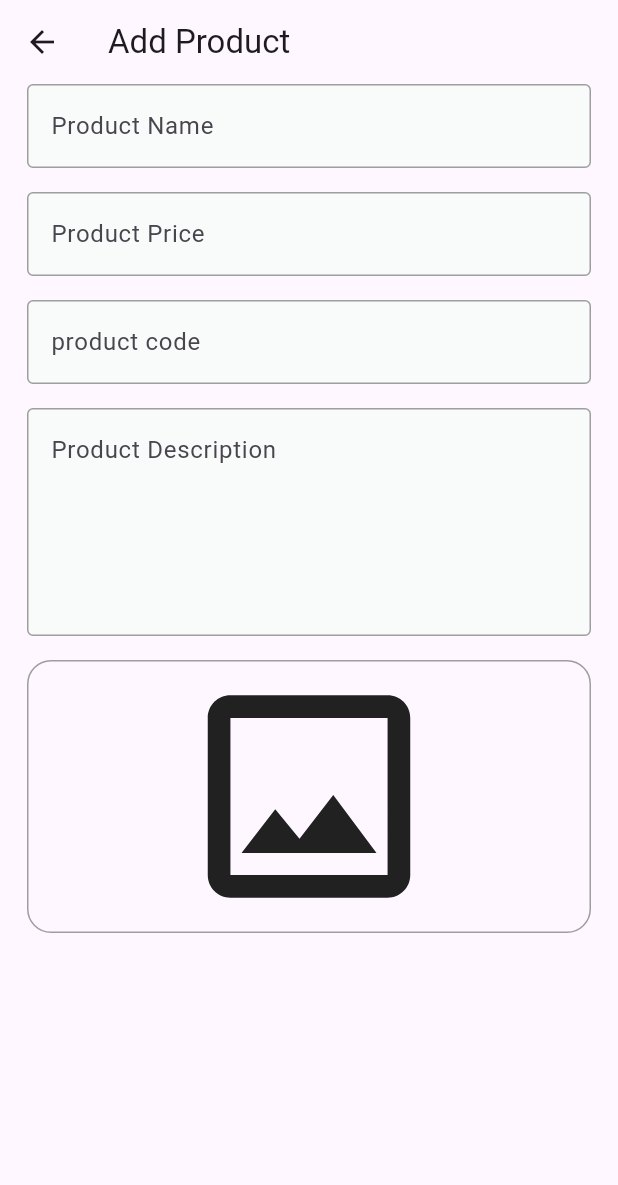
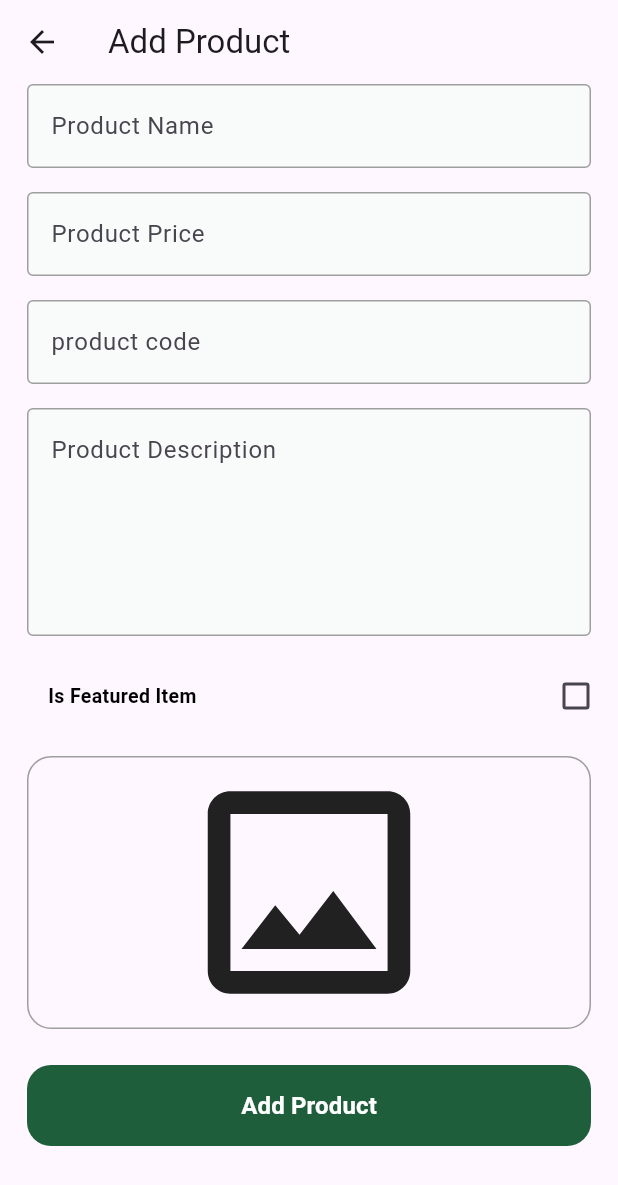
Before and after one commit to MohamedFares09/Fruits-App-Dashboard, a Flutter app: the AddProductView screen opened by its route, on a phone screen of 412 x 824 dp. Shown: the top 1185 px of the screen. Run offline on Flutter 3.47's test engine with Material 3 defaults, Android fonts, the light colour scheme and no system bars; drawn by our look-alikes of skeletonizer; our stand-ins replace firebase_core, image_picker; accounts and stored records are empty.

Commit message:
add class product entity

```diff
--- /dev/null
+++ b/lib/constants.dart
@@ -0,0 +1,4 @@
+const kIsOnBordingViewScreen = 'isOnBordingViewScreen';
+const kHorizontalPadding = 16.0;
+const kTopPadding = 16.0;
+const kUser = 'user_data';
--- /dev/null
+++ b/lib/features/add_product/doman/entities/add_product_entity.dart
@@ -0,0 +1,20 @@
+import 'dart:io';
+
+class AddProductEntity {
+  final String name;
+  final String code;
+  final String description;
+  final num price;
+  final File image;
+  final bool isFeatured;
+  final String ? urlImage;
+  AddProductEntity({
+    required this.name,
+    required this.code,
+    required this.description,
+    required this.price,
+    required this.image,
+    required this.isFeatured,
+     this.urlImage,
+  });
+}
--- /dev/null
+++ b/lib/features/add_product/presentation/widgets/IsFeaturedBox.dart
@@ -0,0 +1,58 @@
+import 'package:flutter/material.dart';
+import 'package:fruit_app_dashboard/core/utils/app_colors.dart';
+import 'package:fruit_app_dashboard/core/utils/app_text_styles.dart';
+
+class IsFeaturedCheckbox extends StatefulWidget {
+  const IsFeaturedCheckbox({super.key, required this.onChanged});
+  final ValueChanged<bool> onChanged;
+  @override
+  State<IsFeaturedCheckbox> createState() => _IsFeaturedCheckboxState();
+}
+
+class _IsFeaturedCheckboxState extends State<IsFeaturedCheckbox> {
+  bool isChecked = false;
+
+  @override
+  Widget build(BuildContext context) {
+    return Transform.translate(
+      offset: const Offset(14.0, 0),
+      child: Row(
+        children: [
+          SizedBox(
+            // width:
+            //     MediaQuery.of(context).size.width -
+            //     (kHorizontalPadding * 2) -
+            //     50,
+            child: Text.rich(
+              TextSpan(
+                children: [
+                  TextSpan(
+                    text: 'Is Featured Item',
+                    style: AppTextStyles.semibold13.copyWith(
+                      color: Colors.black,
+                    ),
+                  ),
+                ],
+              ),
+            ),
+          ),
+          Expanded(child: SizedBox(width: 10)),
+          Checkbox(
+            focusColor: AppColors.lightPrimaryColor,
+            fillColor: WidgetStatePropertyAll(
+              isChecked ? AppColors.primaryColor : Colors.transparent,
+            ),
+            checkColor: Colors.white,
+            value: isChecked,
+            onChanged: (value) {
+              setState(() {
+                isChecked = value!;
+                widget.onChanged(value);
+              });
+            },
+          ),
+        ],
+      ),
+    );
+  }
+}
--- a/lib/features/add_product/presentation/widgets/image_filed.dart
+++ b/lib/features/add_product/presentation/widgets/image_filed.dart
@@ -23,9 +23,10 @@ class _ImageFieldState extends State<ImageField> {
           isLoading = true;
           setState(() {});
           try {
-            await picker_image();
+            await pickerImage();
           } on Exception catch (e) {
             // TODO
+            // print(e);
           }
           isLoading = false;
           setState(() {});
@@ -59,7 +60,7 @@ class _ImageFieldState extends State<ImageField> {
     );
   }
 
-  Future<void> picker_image() async {
+  Future<void> pickerImage() async {
     final ImagePicker picker = ImagePicker();
 
     final XFile? image = await picker.pickImage(source: ImageSource.gallery);
```
Also changed, not shown: lib/features/add_product/presentation/widgets/add_product_view_body.dart (+64 -4 lines).
